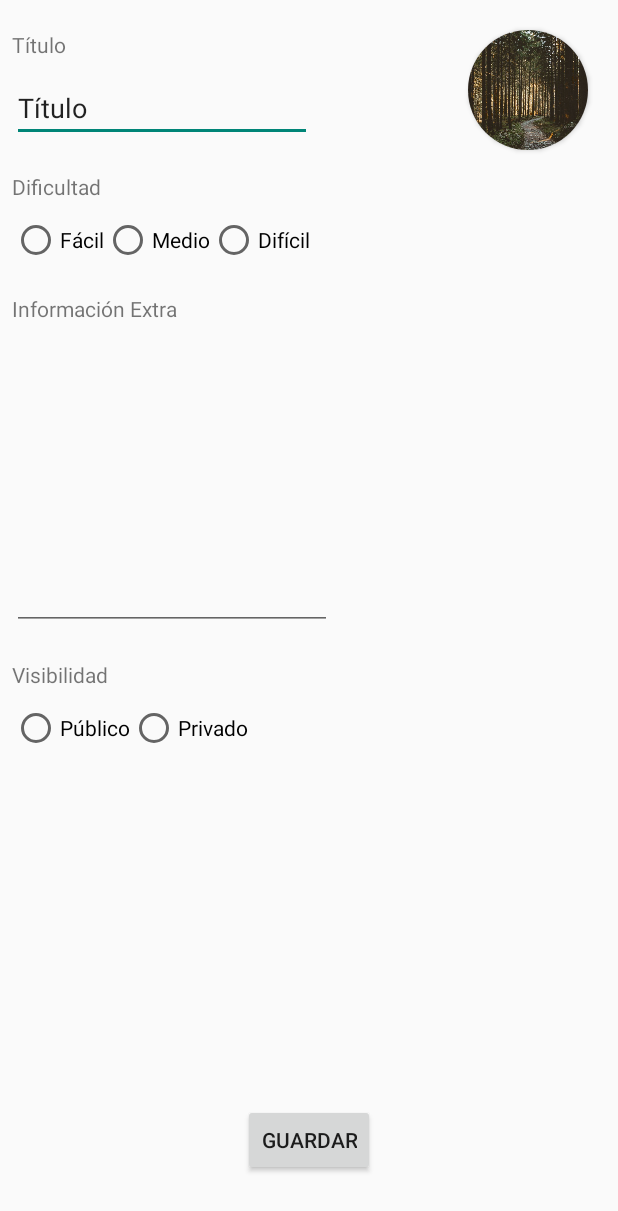
After one commit to anegda/Yourney, an Android app: the EditarRuta screen opened directly, with no data from a screen before it, on a phone screen of 412 x 824 dp. The commit adds this screen. Shown: the top 1211 px of the screen. Run offline under Robolectric (Android 15) with nearby library versions, the phone set to English and light mode, and no system bars.

Commit message:
VER RUTA / VER DESCRIPCIÓN / VER GALERÍA / EDITAR RUTA BOTONES AÑADIDOS

```diff
--- a/app/src/main/java/com/example/yourney/DatosRuta.java
+++ b/app/src/main/java/com/example/yourney/DatosRuta.java
@@ -17,10 +17,7 @@ import android.widget.EditText;
 import android.widget.ImageView;
 import android.widget.RadioButton;
 import android.widget.RadioGroup;
-import android.widget.TextView;
 import android.widget.Toast;
-
-import org.w3c.dom.Text;
 
 import java.io.ByteArrayOutputStream;
 import java.io.FileNotFoundException;
@@ -76,7 +73,7 @@ public class DatosRuta extends AppCompatActivity {
                 bd.execSQL("UPDATE Rutas set nombre='"+titulo+"', descripcion='"+descr+"', fotoDesc='"+img+"', dificultad='"+dificultad+"', visibilidad="+visibilidad+" WHERE idRuta='"+idRuta+"'");
 
                 //ABRIMOS LA INTERFAZ PARA VISUALIZAR LA RUTA
-                startActivity(new Intent(DatosRuta.this, MapsActivity.class).putExtra("idRuta", idRuta));
+                startActivity(new Intent(DatosRuta.this, VerRuta.class).putExtra("idRuta", idRuta));
                 finish();
             }
         });
--- /dev/null
+++ b/app/src/main/java/com/example/yourney/EditarRuta.java
@@ -0,0 +1,30 @@
+package com.example.yourney;
+
+import androidx.appcompat.app.AppCompatActivity;
+
+import android.content.Intent;
+import android.os.Bundle;
+import android.view.View;
+import android.widget.Button;
+
+public class EditarRuta extends AppCompatActivity {
+
+    @Override
+    protected void onCreate(Bundle savedInstanceState) {
+        super.onCreate(savedInstanceState);
+        setContentView(R.layout.activity_editar_ruta);
+
+        Button btn_guardar = (Button) findViewById(R.id.btn_guardarDatosRuta);
+        btn_guardar.setOnClickListener(new View.OnClickListener() {
+            @Override
+            public void onClick(View view) {
+                //TODO: REALIZAR EL UPDATE EN LA BD
+
+                //VOLVEMOS A LA ACTIVIDAD DE VER RUTA
+                Intent i = new Intent(EditarRuta.this, VerRuta.class);
+                startActivity(i);
+                finish();
+            }
+        });
+    }
+}
--- /dev/null
+++ b/app/src/main/res/layout/activity_editar_ruta.xml
@@ -0,0 +1,146 @@
+<?xml version="1.0" encoding="utf-8"?>
+<androidx.constraintlayout.widget.ConstraintLayout xmlns:android="http://schemas.android.com/apk/res/android"
+    xmlns:app="http://schemas.android.com/apk/res-auto"
+    xmlns:tools="http://schemas.android.com/tools"
+    android:layout_width="match_parent"
+    android:layout_height="match_parent"
+    tools:context=".EditarRuta">
+
+    <TextView
+        android:id="@+id/tituloRutaText"
+        android:layout_width="wrap_content"
+        android:layout_height="wrap_content"
+        android:layout_marginStart="8dp"
+        android:layout_marginTop="20dp"
+        android:text="@string/titulo"
+        app:layout_constraintStart_toStartOf="parent"
+        app:layout_constraintTop_toTopOf="parent" />
+
+    <EditText
+        android:id="@+id/tituloRutaEdit"
+        android:layout_width="200dp"
+        android:layout_height="wrap_content"
+        android:layout_marginStart="8dp"
+        android:layout_marginTop="10dp"
+        android:text="@string/titulo"
+        app:layout_constraintStart_toStartOf="parent"
+        app:layout_constraintTop_toBottomOf="@id/tituloRutaText" />
+
+    <androidx.cardview.widget.CardView
+        android:id="@+id/cardView"
+        android:layout_width="80dp"
+        android:layout_height="80dp"
+        android:layout_centerHorizontal="true"
+        android:layout_marginTop="20dp"
+        android:layout_marginEnd="20dp"
+        android:elevation="12dp"
+        app:cardCornerRadius="40dp"
+        app:layout_constraintEnd_toEndOf="parent"
+        app:layout_constraintTop_toTopOf="parent">
+        <ImageView
+            android:id="@+id/fotoDescRuta"
+            android:layout_width="match_parent"
+            android:layout_height="match_parent"
+            android:scaleType="centerCrop"
+            app:layout_constraintEnd_toEndOf="parent"
+            app:layout_constraintTop_toTopOf="parent"
+            app:srcCompat="@drawable/fondoarbol2" />
+    </androidx.cardview.widget.CardView>
+
+    <TextView
+        android:id="@+id/dificultadRutaText"
+        android:layout_width="wrap_content"
+        android:layout_height="wrap_content"
+        android:layout_marginStart="8dp"
+        android:layout_marginTop="20dp"
+        android:text="@string/dificultad"
+        app:layout_constraintStart_toStartOf="parent"
+        app:layout_constraintTop_toBottomOf="@id/tituloRutaEdit" />
+
+    <RadioGroup xmlns:android="http://schemas.android.com/apk/res/android"
+        android:id="@+id/dificultadRutaGroup"
+        android:layout_width="match_parent"
+        android:layout_height="wrap_content"
+        android:layout_marginStart="8dp"
+        android:layout_marginTop="10dp"
+        android:orientation="horizontal"
+        app:layout_constraintStart_toStartOf="parent"
+        app:layout_constraintTop_toBottomOf="@id/dificultadRutaText">
+        <RadioButton android:id="@+id/facil"
+            android:layout_width="wrap_content"
+            android:layout_height="wrap_content"
+            android:text="@string/facil"/>
+        <RadioButton android:id="@+id/medio"
+            android:layout_width="wrap_content"
+            android:layout_height="wrap_content"
+            android:text="@string/medio"/>
+        <RadioButton android:id="@+id/dificil"
+            android:layout_width="wrap_content"
+            android:layout_height="wrap_content"
+            android:text="@string/dificil"/>
+    </RadioGroup>
+
+    <TextView
+        android:id="@+id/informacionExtraRutaText"
+        android:layout_width="wrap_content"
+        android:layout_height="wrap_content"
+        android:layout_marginStart="8dp"
+        android:layout_marginTop="20dp"
+        android:text="@string/infoExtra"
+        app:layout_constraintStart_toStartOf="parent"
+        app:layout_constraintTop_toBottomOf="@id/dificultadRutaGroup" />
+
+    <EditText
+        android:id="@+id/otrosMutilineText"
+        android:lines="8"
+        android:layout_width="wrap_content"
+        android:layout_height="wrap_content"
+        android:ems="10"
+        android:gravity="start|top"
+        android:inputType="textMultiLine"
+        tools:layout_editor_absoluteX="35dp"
+        tools:layout_editor_absoluteY="261dp"
+        android:layout_marginStart="8dp"
+        android:layout_marginTop="10dp"
+        app:layout_constraintStart_toStartOf="parent"
+        app:layout_constraintTop_toBottomOf="@id/informacionExtraRutaText"/>
+
+    <TextView
+        android:id="@+id/visibilidadRutaText"
+        android:layout_width="wrap_content"
+        android:layout_height="wrap_content"
+        android:layout_marginStart="8dp"
+        android:layout_marginTop="20dp"
+        android:text="@string/visibilidad"
+        app:layout_constraintStart_toStartOf="parent"
+        app:layout_constraintTop_toBottomOf="@id/otrosMutilineText" />
+
+    <RadioGroup xmlns:android="http://schemas.android.com/apk/res/android"
+        android:id="@+id/visibilidadRutaGroup"
+        android:layout_width="match_parent"
+        android:layout_height="wrap_content"
+        android:layout_marginStart="8dp"
+        android:layout_marginTop="10dp"
+        android:orientation="horizontal"
+        app:layout_constraintStart_toStartOf="parent"
+        app:layout_constraintTop_toBottomOf="@id/visibilidadRutaText">
+        <RadioButton android:id="@+id/publica"
+            android:layout_width="wrap_content"
+            android:layout_height="wrap_content"
+            android:text="@string/publico"/>
+        <RadioButton android:id="@+id/privada"
+            android:layout_width="wrap_content"
+            android:layout_height="wrap_content"
+            android:text="@string/privado"/>
+    </RadioGroup>
+
+    <Button
+        android:id="@+id/btn_guardarDatosRuta"
+        android:layout_width="wrap_content"
+        android:layout_height="wrap_content"
+        android:layout_marginBottom="40dp"
+        android:text="@string/guardar"
+        app:layout_constraintBottom_toBottomOf="parent"
+        app:layout_constraintEnd_toEndOf="parent"
+        app:layout_constraintStart_toStartOf="parent" />
+</androidx.constraintlayout.widget.ConstraintLayout>
--- a/app/src/main/res/values/strings.xml
+++ b/app/src/main/res/values/strings.xml
@@ -36,4 +36,5 @@
     <string name="descargaCorrecta">Imágenes descargadas correctamente.</string>
     <string name="anadir">Añadir</string>
     <string name="eliminar">Eliminar</string>
+    <string name="ruta">RUTA</string>
 </resources>
```
Also changed, not shown: app/src/main/AndroidManifest.xml (+10 -4 lines), app/src/main/java/com/example/yourney/VerRuta.java (renamed from app/src/main/java/com/example/yourney/MapsActivity.java, +71 -15 lines), app/src/main/res/layout/activity_maps.xml (+17 -0 lines), 2 other files.
